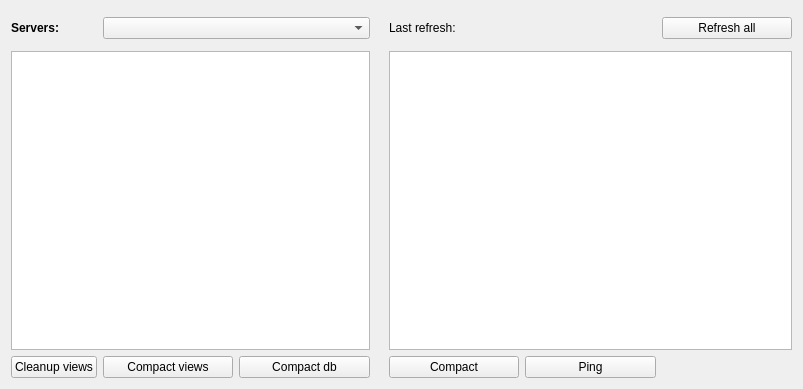
Old version of the form couchman/forms/DB_Manager.ui in the repository kolyanu4/couchman.
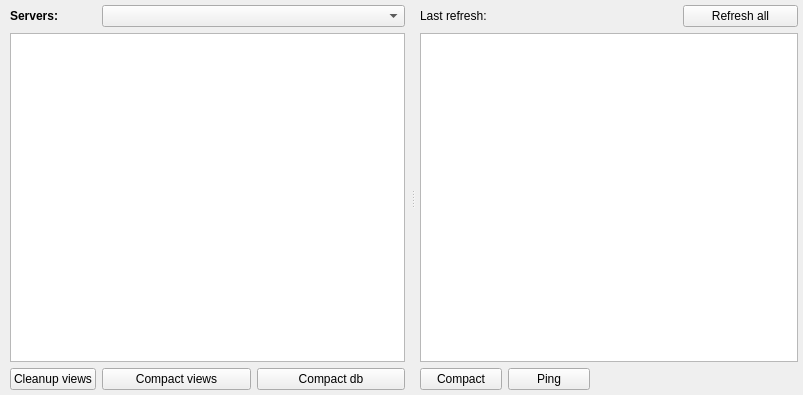
New version of the form.

Commit message: add spliter to main and db windows #57, #58

Diff of the .ui file:
```diff
--- a/couchman/forms/DB_Manager.ui
+++ b/couchman/forms/DB_Manager.ui
@@ -7,21 +7,36 @@
     <x>0</x>
     <y>0</y>
     <width>803</width>
-    <height>389</height>
+    <height>395</height>
    </rect>
   </property>
   <property name="windowTitle">
    <string>DB Manager</string>
   </property>
-  <layout class="QGridLayout" name="gridLayout" columnstretch="8,20,20,2,20,20,20">
-   <item row="0" column="6" rowspan="3">
-    <widget class="QPushButton" name="btn_refresh_all">
-     <property name="text">
-      <string>Refresh all</string>
-     </property>
-    </widget>
-   </item>
-   <item row="1" column="0">
+  <layout class="QGridLayout" name="gridLayout_5">
+   <property name="margin">
+    <number>5</number>
+   </property>
+   <item row="0" column="0">
+    <widget class="QSplitter" name="splitter">
+     <property name="lineWidth">
+      <number>10</number>
+     </property>
+     <property name="orientation">
+      <enum>Qt::Horizontal</enum>
+     </property>
+     <property name="handleWidth">
+      <number>15</number>
+     </property>
+     <widget class="QWidget" name="gridLayoutWidget">
+      <layout class="QGridLayout" name="gridLayout" rowstretch="0,0,0" columnstretch="5,10,10">
+       <property name="leftMargin">
+        <number>5</number>
+       </property>
+       <property name="rightMargin">
+        <number>0</number>
+       </property>
+       <item row="0" column="0">
     <widget class="QLabel" name="label">
      <property name="font">
       <font>
@@ -34,14 +49,10 @@
      </property>
     </widget>
    </item>
-   <item row="1" column="5">
-    <widget class="QLabel" name="lbl_last_update">
-     <property name="text">
-      <string/>
-     </property>
-    </widget>
-   </item>
-   <item row="3" column="0" colspan="3">
+       <item row="0" column="1" colspan="2">
+        <widget class="QComboBox" name="cmb_servers"/>
+       </item>
+       <item row="1" column="0" colspan="3">
     <widget class="QTreeView" name="tlw_db_list">
      <property name="enabled">
       <bool>true</bool>
@@ -66,74 +77,96 @@
      </property>
     </widget>
    </item>
-   <item row="3" column="4" colspan="3">
-    <widget class="QTreeView" name="tlw_view_list">
-     <property name="enabled">
-      <bool>true</bool>
-     </property>
-     <property name="cursor" stdset="0">
-      <cursorShape>ArrowCursor</cursorShape>
-     </property>
-     <property name="editTriggers">
-      <set>QAbstractItemView::CurrentChanged|QAbstractItemView::DoubleClicked</set>
-     </property>
-     <property name="showDropIndicator" stdset="0">
-      <bool>false</bool>
-     </property>
-     <property name="rootIsDecorated">
-      <bool>false</bool>
-     </property>
-     <property name="itemsExpandable">
-      <bool>false</bool>
-     </property>
-     <property name="expandsOnDoubleClick">
-      <bool>false</bool>
-     </property>
-    </widget>
-   </item>
-   <item row="4" column="0">
+       <item row="2" column="0">
     <widget class="QPushButton" name="btn_clean_views">
      <property name="text">
       <string>Cleanup views</string>
      </property>
     </widget>
    </item>
-   <item row="4" column="1">
+       <item row="2" column="1">
     <widget class="QPushButton" name="btn_compact_views">
      <property name="text">
       <string>Compact views</string>
      </property>
     </widget>
    </item>
-   <item row="4" column="2">
+       <item row="2" column="2">
     <widget class="QPushButton" name="btn_compact_db">
      <property name="text">
       <string>Compact db</string>
      </property>
     </widget>
    </item>
-   <item row="1" column="1" colspan="2">
-    <widget class="QComboBox" name="cmb_servers"/>
-   </item>
-   <item row="4" column="4">
+      </layout>
+     </widget>
+     <widget class="QWidget" name="gridLayoutWidget_2">
+      <layout class="QGridLayout" name="gridLayout_4" columnstretch="5,5,5,7">
+       <property name="leftMargin">
+        <number>0</number>
+       </property>
+       <item row="0" column="0">
+        <widget class="QLabel" name="label_2">
+         <property name="text">
+          <string>Last refresh:</string>
+         </property>
+        </widget>
+       </item>
+       <item row="1" column="0" colspan="4">
+        <widget class="QTreeView" name="tlw_view_list">
+         <property name="enabled">
+          <bool>true</bool>
+         </property>
+         <property name="cursor" stdset="0">
+          <cursorShape>ArrowCursor</cursorShape>
+         </property>
+         <property name="editTriggers">
+          <set>QAbstractItemView::CurrentChanged|QAbstractItemView::DoubleClicked</set>
+         </property>
+         <property name="showDropIndicator" stdset="0">
+          <bool>false</bool>
+         </property>
+         <property name="rootIsDecorated">
+          <bool>false</bool>
+         </property>
+         <property name="itemsExpandable">
+          <bool>false</bool>
+         </property>
+         <property name="expandsOnDoubleClick">
+          <bool>false</bool>
+         </property>
+        </widget>
+       </item>
+       <item row="2" column="0">
     <widget class="QPushButton" name="btn_compact">
      <property name="text">
       <string>Compact</string>
      </property>
     </widget>
    </item>
-   <item row="4" column="5">
+       <item row="2" column="1">
     <widget class="QPushButton" name="btn_ping">
      <property name="text">
       <string>Ping</string>
      </property>
     </widget>
    </item>
-   <item row="1" column="4">
-    <widget class="QLabel" name="label_2">
+       <item row="0" column="1" colspan="2">
+        <widget class="QLabel" name="lbl_last_update">
      <property name="text">
-      <string>Last refresh:</string>
-     </property>
+          <string/>
+         </property>
+        </widget>
+       </item>
+       <item row="0" column="3">
+        <widget class="QPushButton" name="btn_refresh_all">
+         <property name="text">
+          <string>Refresh all</string>
+         </property>
+        </widget>
+       </item>
+      </layout>
+     </widget>
     </widget>
    </item>
   </layout>
```
Lines whose indentation alone changed are shown as unchanged. The commit also changes 2 other files.
